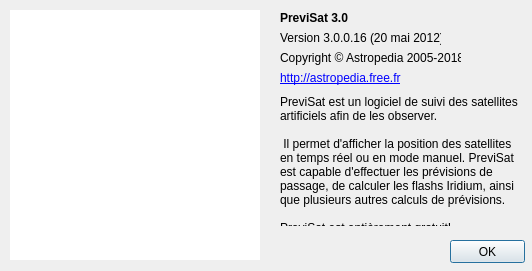
Old version of the form apropos.ui in the repository mconsidine/previsat_archive.
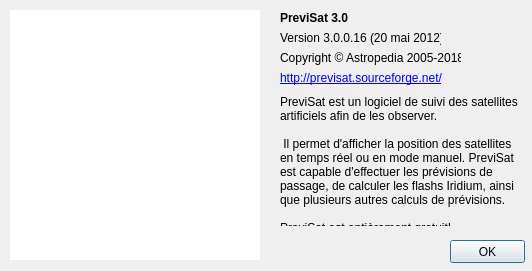
New version of the form. Icons and pictures are not drawn.

```diff
--- a/apropos.ui
+++ b/apropos.ui
@@ -123,12 +123,12 @@
      <rect>
       <x>280</x>
       <y>70</y>
-      <width>131</width>
+      <width>181</width>
       <height>16</height>
      </rect>
     </property>
     <property name="text">
-     <string notr="true">&lt;a href=&quot;http://astropedia.free.fr/&quot;&gt;http://astropedia.free.fr&lt;/a&gt;</string>
+     <string notr="true">&lt;a href=&quot;http://previsat.sourceforge.net/&quot;&gt;http://previsat.sourceforge.net/&lt;/a&gt;</string>
     </property>
     <property name="openExternalLinks">
      <bool>true</bool>
```
